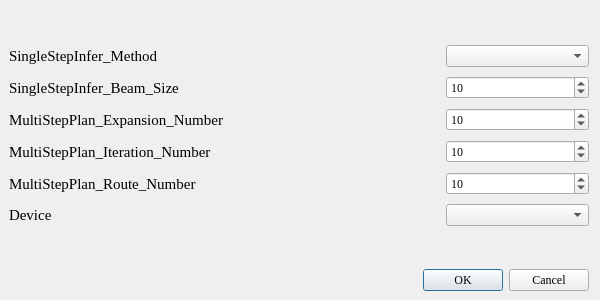
Old version of the form GUI/ui/parameters_NPRetro.ui in the repository momozhangcn/GSETRetro.
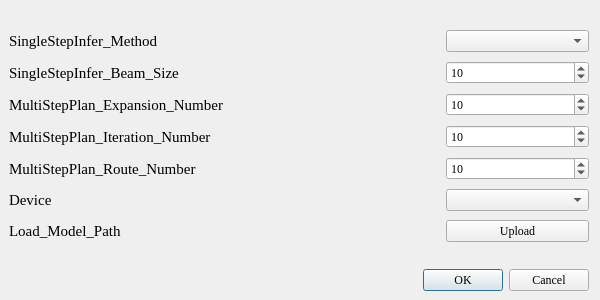
New version of the form.

```diff
--- a/GUI/ui/parameters_NPRetro.ui
+++ b/GUI/ui/parameters_NPRetro.ui
@@ -30,7 +30,7 @@
   <property name="windowTitle">
    <string>Dialog</string>
   </property>
-  <layout class="QGridLayout" name="gridLayout" rowstretch="1,1,1,1,1,1,1,1,1" columnstretch="3,1" rowminimumheight="1,1,1,1,1,1,1,1,1" columnminimumwidth="3,1">
+  <layout class="QGridLayout" name="gridLayout" rowstretch="1,1,1,1,1,1,1,1,1,1" columnstretch="3,1" rowminimumheight="1,1,1,1,1,1,1,1,1,1" columnminimumwidth="3,1">
    <property name="sizeConstraint">
     <enum>QLayout::SetNoConstraint</enum>
    </property>
@@ -46,20 +46,7 @@
    <property name="verticalSpacing">
     <number>9</number>
    </property>
-   <item row="3" column="0">
-    <widget class="QLabel" name="label">
-     <property name="font">
-      <font>
-       <family>Times New Roman</family>
-       <pointsize>11</pointsize>
-      </font>
-     </property>
-     <property name="text">
-      <string>MultiStepPlan_Expansion_Number</string>
-     </property>
-    </widget>
-   </item>
-   <item row="8" column="0" colspan="2">
+   <item row="9" column="0" colspan="2">
     <widget class="QDialogButtonBox" name="buttonBox">
      <property name="orientation">
       <enum>Qt::Horizontal</enum>
@@ -69,55 +56,6 @@
      </property>
     </widget>
    </item>
-   <item row="0" column="0">
-    <spacer name="verticalSpacer">
-     <property name="orientation">
-      <enum>Qt::Vertical</enum>
-     </property>
-     <property name="sizeType">
-      <enum>QSizePolicy::Preferred</enum>
-     </property>
-     <property name="sizeHint" stdset="0">
-      <size>
-       <width>20</width>
-       <height>20</height>
-      </size>
-     </property>
-    </spacer>
-   </item>
-   <item row="2" column="1">
-    <widget class="QSpinBox" name="spinBox_Beam_Size">
-     <property name="maximum">
-      <number>50</number>
-     </property>
-     <property name="value">
-      <number>10</number>
-     </property>
-    </widget>
-   </item>
-   <item row="3" column="1">
-    <widget class="QSpinBox" name="spinBox_Expansion_Number">
-     <property name="maximum">
-      <number>50</number>
-     </property>
-     <property name="value">
-      <number>10</number>
-     </property>
-    </widget>
-   </item>
-   <item row="1" column="0">
-    <widget class="QLabel" name="label_2">
-     <property name="font">
-      <font>
-       <family>Times New Roman</family>
-       <pointsize>11</pointsize>
-      </font>
-     </property>
-     <property name="text">
-      <string>SingleStepInfer_Method</string>
-     </property>
-    </widget>
-   </item>
    <item row="2" column="0">
     <widget class="QLabel" name="label_4">
      <property name="font">
@@ -131,8 +69,24 @@
      </property>
     </widget>
    </item>
-   <item row="4" column="0">
-    <widget class="QLabel" name="label_5">
+   <item row="8" column="0">
+    <spacer name="verticalSpacer_2">
+     <property name="orientation">
+      <enum>Qt::Vertical</enum>
+     </property>
+     <property name="sizeType">
+      <enum>QSizePolicy::Expanding</enum>
+     </property>
+     <property name="sizeHint" stdset="0">
+      <size>
+       <width>20</width>
+       <height>20</height>
+      </size>
+     </property>
+    </spacer>
+   </item>
+   <item row="1" column="0">
+    <widget class="QLabel" name="label_2">
      <property name="font">
       <font>
        <family>Times New Roman</family>
@@ -140,17 +94,7 @@
       </font>
      </property>
      <property name="text">
-      <string>MultiStepPlan_Iteration_Number</string>
-     </property>
-    </widget>
-   </item>
-   <item row="5" column="1">
-    <widget class="QSpinBox" name="spinBox_Route_Number">
-     <property name="maximum">
-      <number>50</number>
-     </property>
-     <property name="value">
-      <number>10</number>
+      <string>SingleStepInfer_Method</string>
      </property>
     </widget>
    </item>
@@ -177,11 +121,8 @@
      </property>
     </widget>
    </item>
-   <item row="1" column="1">
-    <widget class="QComboBox" name="comboBox_Model_Type"/>
-   </item>
-   <item row="7" column="0">
-    <spacer name="verticalSpacer_2">
+   <item row="0" column="0">
+    <spacer name="verticalSpacer">
      <property name="orientation">
       <enum>Qt::Vertical</enum>
      </property>
@@ -209,9 +150,88 @@
      </property>
     </widget>
    </item>
+   <item row="4" column="0">
+    <widget class="QLabel" name="label_5">
+     <property name="font">
+      <font>
+       <family>Times New Roman</family>
+       <pointsize>11</pointsize>
+      </font>
+     </property>
+     <property name="text">
+      <string>MultiStepPlan_Iteration_Number</string>
+     </property>
+    </widget>
+   </item>
+   <item row="1" column="1">
+    <widget class="QComboBox" name="comboBox_Model_Type"/>
+   </item>
+   <item row="2" column="1">
+    <widget class="QSpinBox" name="spinBox_Beam_Size">
+     <property name="maximum">
+      <number>50</number>
+     </property>
+     <property name="value">
+      <number>10</number>
+     </property>
+    </widget>
+   </item>
+   <item row="5" column="1">
+    <widget class="QSpinBox" name="spinBox_Route_Number">
+     <property name="maximum">
+      <number>50</number>
+     </property>
+     <property name="value">
+      <number>10</number>
+     </property>
+    </widget>
+   </item>
+   <item row="3" column="0">
+    <widget class="QLabel" name="label">
+     <property name="font">
+      <font>
+       <family>Times New Roman</family>
+       <pointsize>11</pointsize>
+      </font>
+     </property>
+     <property name="text">
+      <string>MultiStepPlan_Expansion_Number</string>
+     </property>
+    </widget>
+   </item>
+   <item row="3" column="1">
+    <widget class="QSpinBox" name="spinBox_Expansion_Number">
+     <property name="maximum">
+      <number>50</number>
+     </property>
+     <property name="value">
+      <number>10</number>
+     </property>
+    </widget>
+   </item>
    <item row="6" column="1">
     <widget class="QComboBox" name="comboBox_Device"/>
    </item>
+   <item row="7" column="0">
+    <widget class="QLabel" name="label_7">
+     <property name="font">
+      <font>
+       <family>Times New Roman</family>
+       <pointsize>11</pointsize>
+      </font>
+     </property>
+     <property name="text">
+      <string>Load_Model_Path </string>
+     </property>
+    </widget>
+   </item>
+   <item row="7" column="1">
+    <widget class="QPushButton" name="button_ModelPath">
+     <property name="text">
+      <string>Upload</string>
+     </property>
+    </widget>
+   </item>
   </layout>
  </widget>
  <resources/>
```
Left out of the diff: 2 changed lines with no effect on the pictures.
